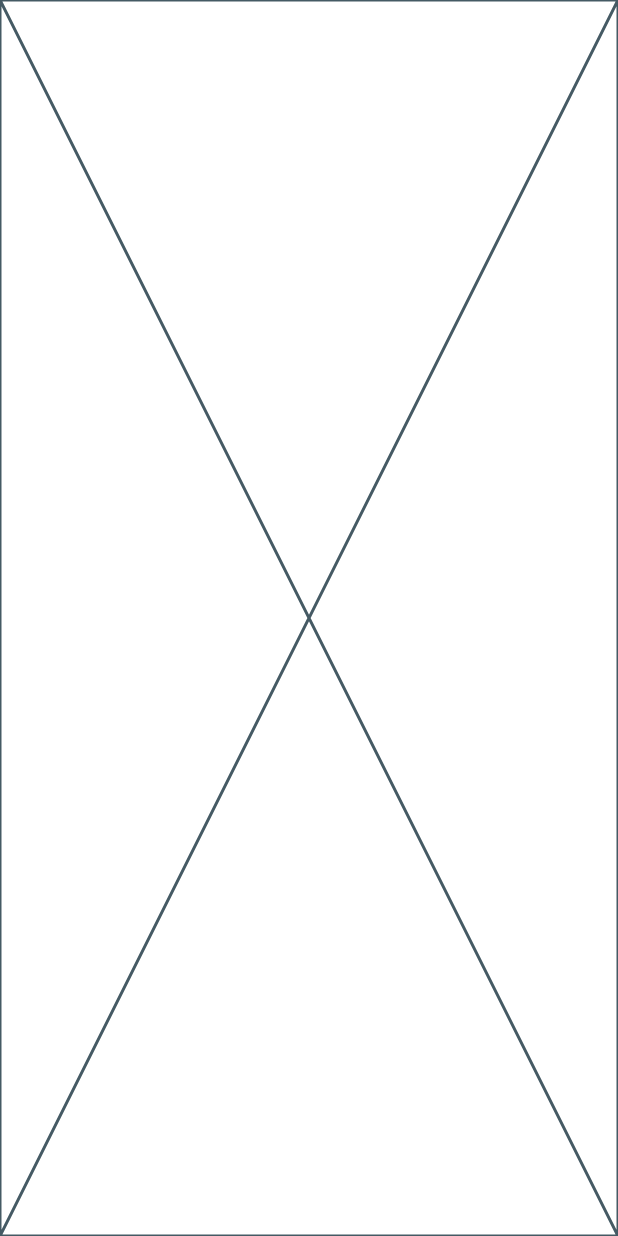
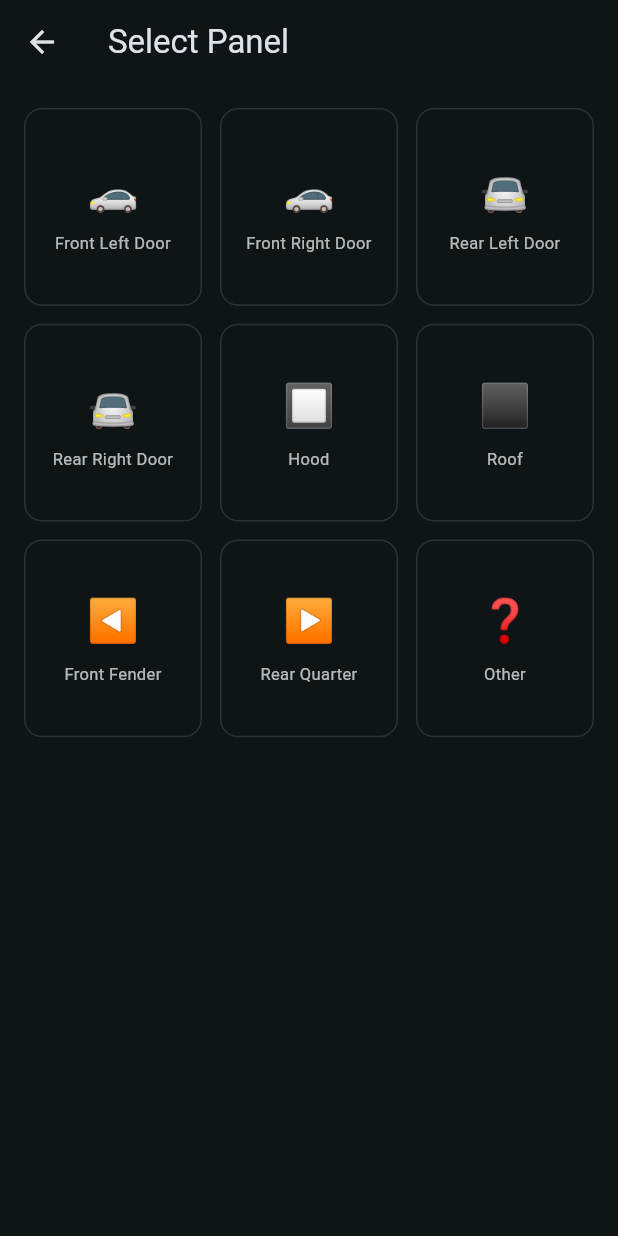
Before and after one commit to olegkhazo/pocket-dent-scanner, a Flutter app: the screen it shows after launch, after a tap on "New Scan", on a phone screen of 412 x 824 dp. Run offline on Flutter 3.47's test engine with Material 3 defaults, Android fonts, the phone set to English and light mode, and no system bars; our stand-ins replace camera, drift, flutter_riverpod, freezed_annotation, go_router, permission_handler and 2 more; accounts and stored records are empty; generated files the repository leaves out were written again.

Commit message:
feat(scan): implement panel select, scan screen with camera + pattern, scan saved screen

```diff
--- a/lib/app/router.dart
+++ b/lib/app/router.dart
@@ -4,6 +4,9 @@
 
 import '../features/home/home_screen.dart';
 import '../features/light_test/light_test_screen.dart';
+import '../features/scan/presentation/panel_select_screen.dart';
+import '../features/scan/presentation/scan_saved_screen.dart';
+import '../features/scan/presentation/scan_screen.dart';
 
 part 'router.g.dart';
 
@@ -20,17 +23,26 @@
       GoRoute(
         path: '/scan/panel',
         name: 'panel-select',
-        builder: (context, state) => const Placeholder(),
-      ),
-      GoRoute(
-        path: '/scan/setup',
-        name: 'scan-setup',
-        builder: (context, state) => const Placeholder(),
+        builder: (context, state) => const PanelSelectScreen(),
       ),
       GoRoute(
         path: '/scan',
         name: 'scan',
-        builder: (context, state) => const Placeholder(),
+        builder: (context, state) => ScanScreen(
+          panelName: state.uri.queryParameters['panel'] ?? 'other',
+        ),
+      ),
+      GoRoute(
+        path: '/scan/saved',
+        name: 'scan-saved',
+        builder: (context, state) {
+          final extra = state.extra as Map<String, dynamic>? ?? {};
+          return ScanSavedScreen(
+            filePath: extra['path'] as String?,
+            panelName: extra['panel'] as String? ?? 'Unknown',
+            durationSeconds: extra['duration'] as int? ?? 0,
+          );
+        },
       ),
       GoRoute(
         path: '/scan/result/:id',
--- /dev/null
+++ b/lib/features/scan/domain/scan_panel.dart
@@ -0,0 +1,37 @@
+enum PanelType {
+  frontLeftDoor,
+  frontRightDoor,
+  rearLeftDoor,
+  rearRightDoor,
+  hood,
+  roof,
+  frontFender,
+  rearQuarter,
+  other,
+}
+
+extension PanelTypeLabel on PanelType {
+  String get displayName => switch (this) {
+        PanelType.frontLeftDoor => 'Front Left Door',
+        PanelType.frontRightDoor => 'Front Right Door',
+        PanelType.rearLeftDoor => 'Rear Left Door',
+        PanelType.rearRightDoor => 'Rear Right Door',
+        PanelType.hood => 'Hood',
+        PanelType.roof => 'Roof',
+        PanelType.frontFender => 'Front Fender',
+        PanelType.rearQuarter => 'Rear Quarter',
+        PanelType.other => 'Other',
+      };
+
+  String get icon => switch (this) {
+        PanelType.frontLeftDoor => '🚗',
+        PanelType.frontRightDoor => '🚗',
+        PanelType.rearLeftDoor => '🚘',
+        PanelType.rearRightDoor => '🚘',
+        PanelType.hood => '🔲',
+        PanelType.roof => '⬛',
+        PanelType.frontFender => '◀',
+        PanelType.rearQuarter => '▶',
+        PanelType.other => '❓',
+      };
+}
--- /dev/null
+++ b/lib/features/scan/presentation/panel_select_screen.dart
@@ -0,0 +1,72 @@
+import 'package:flutter/material.dart';
+import 'package:go_router/go_router.dart';
+
+import '../domain/scan_panel.dart';
+
+class PanelSelectScreen extends StatelessWidget {
+  const PanelSelectScreen({super.key});
+
+  @override
+  Widget build(BuildContext context) {
+    return Scaffold(
+      appBar: AppBar(
+        title: const Text('Select Panel'),
+        leading: IconButton(
+          icon: const Icon(Icons.arrow_back),
+          onPressed: () => context.go('/'),
+        ),
+      ),
+      body: Padding(
+        padding: const EdgeInsets.all(16),
+        child: GridView.builder(
+          gridDelegate: const SliverGridDelegateWithFixedCrossAxisCount(
+            crossAxisCount: 3,
+            crossAxisSpacing: 12,
+            mainAxisSpacing: 12,
+            childAspectRatio: 0.9,
+          ),
+          itemCount: PanelType.values.length,
+          itemBuilder: (context, index) {
+            final panel = PanelType.values[index];
+            return _PanelButton(panel: panel);
+          },
+        ),
+      ),
+    );
+  }
+}
+
+class _PanelButton extends StatelessWidget {
+  final PanelType panel;
+
+  const _PanelButton({required this.panel});
+
+  @override
+  Widget build(BuildContext context) {
+    return InkWell(
+      onTap: () => context.goNamed(
+        'scan',
+        queryParameters: {'panel': panel.name},
+      ),
+      borderRadius: BorderRadius.circular(12),
+      child: Container(
+        decoration: BoxDecoration(
+          border: Border.all(color: Colors.white12),
+          borderRadius: BorderRadius.circular(12),
+        ),
+        child: Column(
+          mainAxisAlignment: MainAxisAlignment.center,
+          children: [
+            Text(panel.icon, style: const TextStyle(fontSize: 28)),
+            const SizedBox(height: 8),
+            Text(
+              panel.displayName,
+              style: const TextStyle(fontSize: 11, color: Colors.white70),
+              textAlign: TextAlign.center,
+            ),
+          ],
+        ),
+      ),
+    );
+  }
+}
--- a/pubspec.yaml
+++ b/pubspec.yaml
@@ -22,6 +22,10 @@ dependencies:
   sqlite3_flutter_libs: ^0.5.24
   path_provider: ^2.1.4
 
+  # Camera
+  camera: ^0.11.0+2
+  permission_handler: ^11.3.1
+
   # Screen wakelock — keeps display on during scan (screen is the light source)
   wakelock_plus: ^1.2.8
 
```
Also changed, not shown: lib/core/camera/camera_service.dart (added, +55 -0 lines), lib/features/scan/presentation/scan_saved_screen.dart (added, +93 -0 lines), lib/features/scan/presentation/scan_screen.dart (added, +241 -0 lines), 1 other file.
